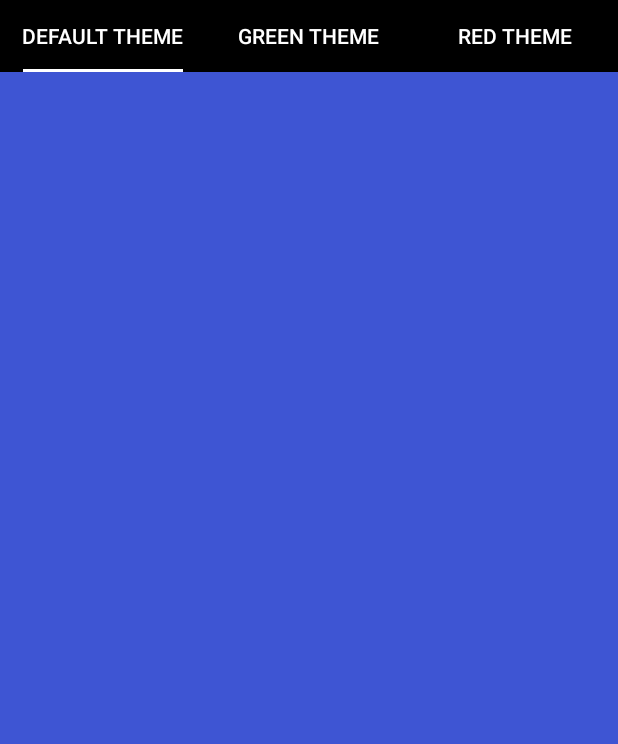
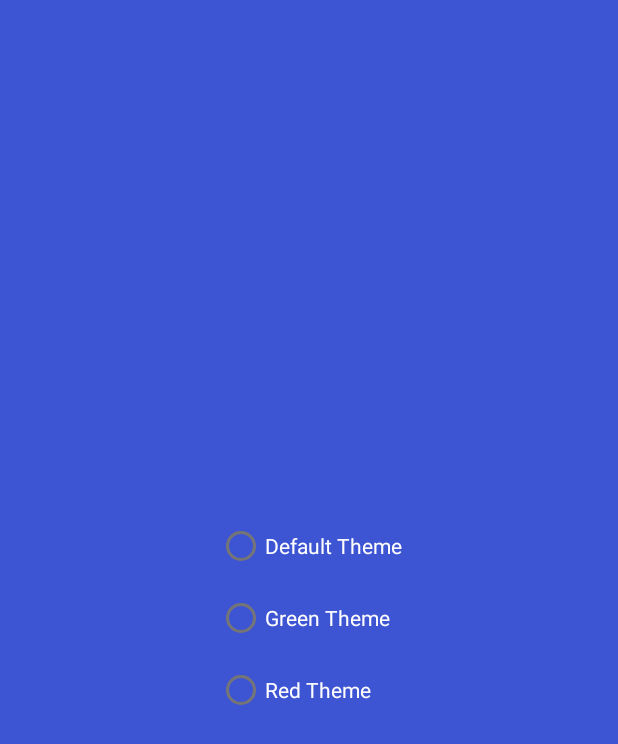
Before and after one commit to wowus94/PictureOfTheDayMy, an Android app: the screen it shows after launch (MainActivity), after a tap on "settings", on a phone screen of 412 x 824 dp. Shown: the top 744 px of the screen. Run offline under Robolectric (Android 15) with nearby library versions, the phone set to English and light mode, and no system bars; pictures from the network do not load; Roboto replaces fonts that are not available here.

Commit message:
ДЗ 2 * Сделал переключение тем через RadioGroup

```diff
--- a/app/src/main/java/com/example/pictureofthedaymy/MainActivity.kt
+++ b/app/src/main/java/com/example/pictureofthedaymy/MainActivity.kt
@@ -18,13 +18,13 @@ class MainActivity : AppCompatActivity() {
     private lateinit var binding: ActivityMainBinding
 
     override fun onCreate(savedInstanceState: Bundle?) {
-        WindowCompat.setDecorFitsSystemWindows(window, false)
+       // WindowCompat.setDecorFitsSystemWindows(window, false)
         super.onCreate(savedInstanceState)
 
         setTheme(getRealStyle(getCurrentTheme()))
 
         binding = ActivityMainBinding.inflate(layoutInflater)
-        setContentView(binding.root)
+        setContentView(R.layout.activity_main)
 
         if (savedInstanceState == null) {
             supportFragmentManager.beginTransaction()
--- a/app/src/main/java/com/example/pictureofthedaymy/view/settings/SettingsFragment.kt
+++ b/app/src/main/java/com/example/pictureofthedaymy/view/settings/SettingsFragment.kt
@@ -5,19 +5,20 @@ import android.os.Bundle
 import android.view.LayoutInflater
 import android.view.View
 import android.view.ViewGroup
-import androidx.core.view.get
 import androidx.fragment.app.Fragment
 import androidx.lifecycle.ViewModelProvider
 import com.example.pictureofthedaymy.*
 import com.example.pictureofthedaymy.databinding.FragmentSettingsBinding
 import com.example.pictureofthedaymy.viewmodel.PictureOfTheDayViewModel
 
+
 class SettingsFragment : Fragment(), View.OnClickListener {
 
     private lateinit var parentActivity: MainActivity
     override fun onAttach(context: Context) {
         super.onAttach(context)
-        parentActivity = (context as MainActivity)
+        parentActivity =
+            requireActivity() as MainActivity
     }
 
     private var _binding: FragmentSettingsBinding? = null
@@ -31,36 +32,33 @@ class SettingsFragment : Fragment(), View.OnClickListener {
         return binding.root
     }
 
-    private val viewModel: PictureOfTheDayViewModel by lazy {
-        ViewModelProvider(this).get(PictureOfTheDayViewModel::class.java)
-    }
-
 
     override fun onViewCreated(view: View, savedInstanceState: Bundle?) {
         super.onViewCreated(view, savedInstanceState)
 
-        binding.tabDefaultTheme.setOnClickListener(this)
-        binding.tabGreenTheme.setOnClickListener(this)
-        binding.tabRedTheme.setOnClickListener(this)
+
+        binding.btnDefaultTheme.setOnClickListener(this)
+        binding.btnGreenTheme.setOnClickListener(this)
+        binding.btnRedTheme.setOnClickListener(this)
 
         when (parentActivity.getCurrentTheme()) {
-            1 -> binding.tabLayout.check(R.id.tabDefaultTheme)
-            2 -> binding.tabLayout.check(R.id.tabGreenTheme)
-            3 -> binding.tabLayout.check(R.id.tabRedTheme)
+            1 -> binding.radioGroup.check(R.id.btnDefaultTheme)
+            2 -> binding.radioGroup.check(R.id.btnGreenTheme)
+            3 -> binding.radioGroup.check(R.id.btnRedTheme)
         }
     }
 
     override fun onClick(v: View) {
         when (v.id) {
-            R.id.tabDefaultTheme -> {
+            R.id.btnDefaultTheme -> {
                 parentActivity.setCurrentTheme(ThemeDefault)
                 parentActivity.recreate()
             }
-            R.id.tabGreenTheme-> {
+            R.id.btnGreenTheme -> {
                 parentActivity.setCurrentTheme(ThemeGreen)
                 parentActivity.recreate()
             }
-            R.id.tabRedTheme -> {
+            R.id.btnRedTheme -> {
                 parentActivity.setCurrentTheme(ThemeRed)
                 parentActivity.recreate()
             }
--- a/app/src/main/res/layout/fragment_settings.xml
+++ b/app/src/main/res/layout/fragment_settings.xml
@@ -5,33 +5,36 @@
     android:layout_height="match_parent"
     android:background="?fonColor">
 
-    <com.google.android.material.tabs.TabLayout
-        android:id="@+id/tabLayout"
-        android:layout_width="match_parent"
+
+    <RadioGroup
+        android:id="@+id/radioGroup"
+        android:layout_width="wrap_content"
         android:layout_height="wrap_content"
-        android:background="@color/black"
+        app:layout_constraintBottom_toBottomOf="parent"
         app:layout_constraintEnd_toEndOf="parent"
         app:layout_constraintStart_toStartOf="parent"
         app:layout_constraintTop_toTopOf="parent">
 
-        <com.google.android.material.tabs.TabItem
-            android:id="@+id/tabDefaultTheme"
+        <RadioButton
+            android:id="@+id/btnDefaultTheme"
             android:layout_width="wrap_content"
             android:layout_height="wrap_content"
-            android:text="@string/default_theme" />
+            android:text="@string/default_theme"
+            android:textColor="?colorSecondary" />
 
-        <com.google.android.material.tabs.TabItem
-            android:id="@+id/tabGreenTheme"
+        <RadioButton
+            android:id="@+id/btnGreenTheme"
             android:layout_width="wrap_content"
             android:layout_height="wrap_content"
-            android:text="@string/green_theme" />
+            android:text="@string/green_theme"
+            android:textColor="?colorSecondary" />
 
-        <com.google.android.material.tabs.TabItem
-            android:id="@+id/tabRedTheme"
+        <RadioButton
+            android:id="@+id/btnRedTheme"
             android:layout_width="wrap_content"
             android:layout_height="wrap_content"
-            android:text="@string/red_theme" />
-
-    </com.google.android.material.tabs.TabLayout>
+            android:text="@string/red_theme"
+            android:textColor="?colorSecondary" />
+    </RadioGroup>
 
 </androidx.constraintlayout.widget.ConstraintLayout>
```
